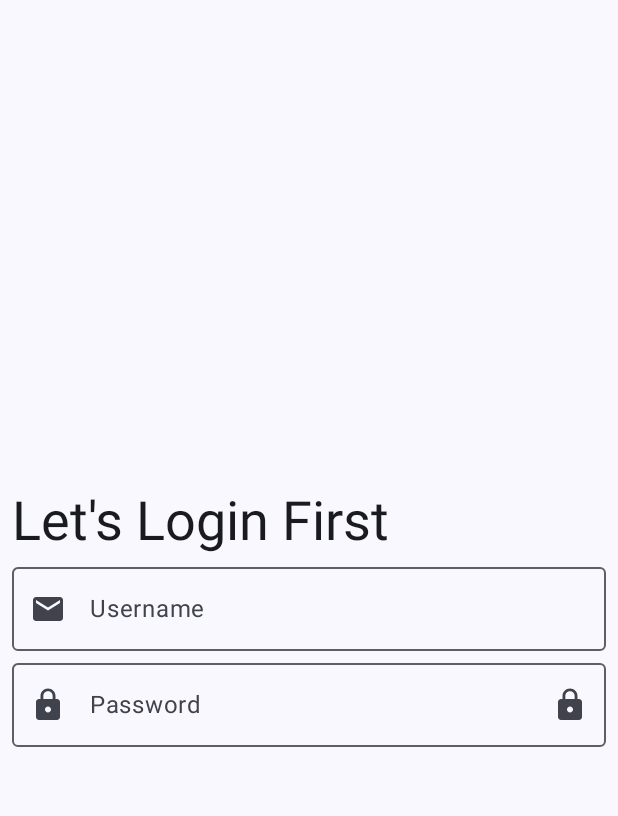
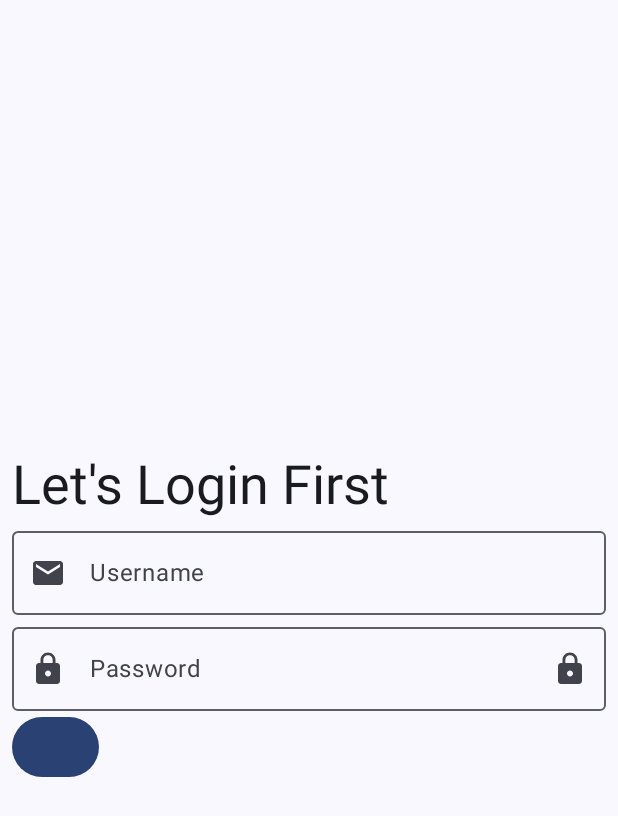
Before and after one commit to Aldikitta/HaloSocialNetwork, an Android app built with Jetpack Compose: the screen it shows after launch (MainActivity), on a phone screen of 412 x 824 dp. Shown: the top 816 px of the screen. Run offline under Robolectric (Android 15) with nearby library versions, the phone set to English and light mode, and no system bars; our stand-ins replace Dagger/Hilt's generated code, Timber.

Commit message:
implemented login screen (validate form)

```diff
--- a/app/src/main/java/com/aldikitta/hollahalo/presentation/composable/SocialTextField.kt
+++ b/app/src/main/java/com/aldikitta/hollahalo/presentation/composable/SocialTextField.kt
@@ -3,6 +3,7 @@ package com.aldikitta.hollahalo.presentation.composable
 import androidx.compose.foundation.layout.fillMaxWidth
 import androidx.compose.foundation.text.KeyboardOptions
 import androidx.compose.material3.ExperimentalMaterial3Api
+import androidx.compose.material3.MaterialTheme
 import androidx.compose.material3.OutlinedTextField
 import androidx.compose.material3.Text
 import androidx.compose.runtime.Composable
@@ -22,7 +23,8 @@ fun SocialTextField(
     leadingIcon: @Composable() (() -> Unit)?,
     keyboardType: KeyboardType = KeyboardType.Text,
     trailingIcon: @Composable() (() -> Unit)? = null,
-    visualTransformation: VisualTransformation = VisualTransformation.None
+    visualTransformation: VisualTransformation = VisualTransformation.None,
+    errorMessage: String = ""
 ) {
     OutlinedTextField(
         modifier = modifier.fillMaxWidth(),
@@ -41,6 +43,13 @@ fun SocialTextField(
         ),
         singleLine = true,
         trailingIcon = trailingIcon,
-        visualTransformation = visualTransformation
-    )
+        visualTransformation = visualTransformation,
+
+        )
+    if (isError) {
+        Text(
+            text = errorMessage,
+            color = MaterialTheme.colorScheme.error,
+        )
+    }
 }
--- a/app/src/main/java/com/aldikitta/hollahalo/presentation/login/LoginScreen.kt
+++ b/app/src/main/java/com/aldikitta/hollahalo/presentation/login/LoginScreen.kt
@@ -8,10 +8,7 @@ import androidx.compose.material.icons.Icons
 import androidx.compose.material.icons.filled.Add
 import androidx.compose.material.icons.filled.Email
 import androidx.compose.material.icons.filled.Lock
-import androidx.compose.material3.Icon
-import androidx.compose.material3.IconButton
-import androidx.compose.material3.MaterialTheme
-import androidx.compose.material3.Text
+import androidx.compose.material3.*
 import androidx.compose.runtime.*
 import androidx.compose.ui.Modifier
 import androidx.compose.ui.res.stringResource
@@ -57,7 +54,9 @@ fun LoginScreen(
                     contentDescription = stringResource(id = R.string.username)
                 )
             },
-            keyboardType = KeyboardType.Text
+            keyboardType = KeyboardType.Text,
+            isError = !loginUiState.validateUsername,
+            errorMessage = stringResource(id = R.string.validate_username)
         )
 
         SocialTextField(
@@ -87,8 +86,21 @@ fun LoginScreen(
             visualTransformation = when {
                 loginUiState.toggleVisibility -> PasswordVisualTransformation()
                 else -> VisualTransformation.None
-            }
+            },
+            isError = !loginUiState.validatePassword,
+            errorMessage = stringResource(id = R.string.validate_password)
         )
+
+        Button(onClick = {
+            loginViewModel.onEvent(
+                LoginUiEvent.ValidateForm(
+                    username = loginUiState.usernameText,
+                    password = loginUiState.passwordText
+                )
+            )
+        }) {
+
+        }
     }
 
 //    LoginScreenContent(
--- a/app/src/main/java/com/aldikitta/hollahalo/presentation/login/LoginUiState.kt
+++ b/app/src/main/java/com/aldikitta/hollahalo/presentation/login/LoginUiState.kt
@@ -7,6 +7,9 @@ data class LoginUiState(
     val usernameText: String = "",
     val passwordText: String = "",
     val toggleVisibility: Boolean = false,
+    val validateUsername: Boolean = true,
+    val validatePassword: Boolean = true,
+
 
     val validateForm: Boolean = false,
 
--- a/app/src/main/res/values/strings.xml
+++ b/app/src/main/res/values/strings.xml
@@ -7,4 +7,6 @@
     <string name="enter_password">Enter Password</string>
     <string name="password">Password</string>
     <string name="email">Email</string>
+    <string name="validate_username">Username can\'t be empty</string>
+    <string name="validate_password">Must mix capital and non-capital letters, a number, special character and a minimum length of 8</string>
 </resources>
```
Also changed, not shown: app/src/main/java/com/aldikitta/hollahalo/presentation/login/LoginViewModel.kt (+6 -12 lines).
